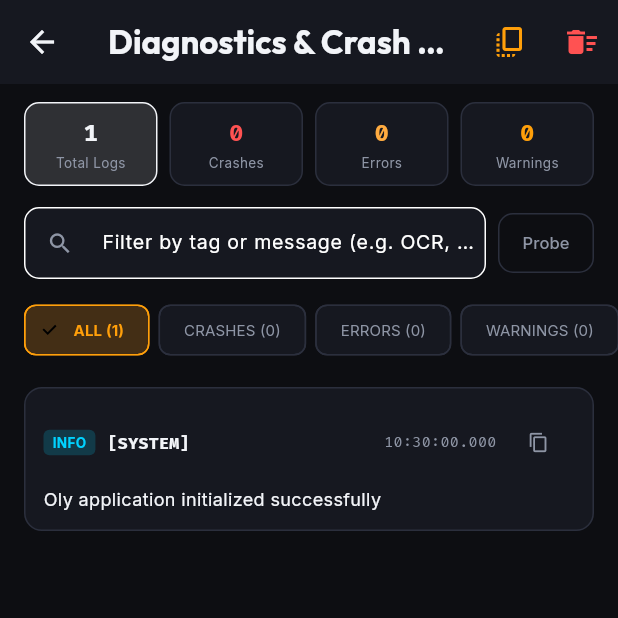
After one commit to drexel-ue/oly, a Flutter app: the CrashReportScreen screen opened directly, on a phone screen of 412 x 824 dp, the top half of it. The commit adds this screen. Run offline on Flutter 3.47's test engine with Material 3 defaults, Android fonts, the phone set to English and light mode, and no system bars; our stand-ins replace audioplayers, file_picker, fl_chart, flutter_local_notifications, flutter_timezone, google_fonts and 3 more; missing offline and left inert: google_mlkit_text_recognition, openfoodfacts; accounts and stored records are empty.

Commit message:
feat(diagnostics): add local logging, global crash interception, and system diagnostics screen

```diff
--- a/lib/main.dart
+++ b/lib/main.dart
@@ -1,3 +1,4 @@
+import 'dart:ui';
 import 'package:flutter/material.dart';
 import 'package:provider/provider.dart';
 import 'providers/body_comp_provider.dart';
@@ -17,6 +18,7 @@ import 'views/lifts_screen.dart';
 import 'views/max_test_screen.dart';
 import 'views/nutrition/nutrition_dashboard_screen.dart';
 import 'views/plate_calculator_screen.dart';
+import 'services/app_log_service.dart';
 import 'views/recovery_session_screen.dart';
 import 'views/splash_screen.dart';
 import 'views/warmup_session_screen.dart';
@@ -24,8 +26,34 @@ import 'views/workout_session_screen.dart';
 
 void main() async {
   WidgetsFlutterBinding.ensureInitialized();
+
+  // Initialize logging and crash reporting first
+  await AppLogService.instance.init();
+
+  // Global Flutter framework error hook
+  FlutterError.onError = (FlutterErrorDetails details) {
+    FlutterError.presentError(details);
+    AppLogService.instance.crash(
+      'FLUTTER_FRAMEWORK',
+      details.exceptionAsString(),
+      stackTrace: details.stack,
+    );
+  };
+
+  // Global uncaught asynchronous errors hook
+  PlatformDispatcher.instance.onError = (Object error, StackTrace stack) {
+    AppLogService.instance.crash(
+      'UNCAUGHT_ASYNC',
+      error.toString(),
+      stackTrace: stack,
+    );
+    return true; // prevent application from dying
+  };
+
   final storageService = await StorageService.init();
   await NotificationService().init();
+
+  AppLogService.instance.info('SYSTEM', 'Oly application initialized successfully');
 
   runApp(
     MultiProvider(
--- /dev/null
+++ b/lib/services/app_log_service.dart
@@ -0,0 +1,212 @@
+import 'dart:async';
+import 'dart:convert';
+import 'package:flutter/foundation.dart';
+import 'package:intl/intl.dart';
+import 'package:shared_preferences/shared_preferences.dart';
+
+enum LogLevel {
+  debug,
+  info,
+  warning,
+  error,
+  crash,
+}
+
+class LogEntry {
+  final DateTime timestamp;
+  final LogLevel level;
+  final String tag;
+  final String message;
+  final String? stackTrace;
+  final Map<String, dynamic>? metadata;
+
+  LogEntry({
+    required this.timestamp,
+    required this.level,
+    required this.tag,
+    required this.message,
+    this.stackTrace,
+    this.metadata,
+  });
+
+  String get formattedTime => DateFormat('HH:mm:ss.SSS').format(timestamp);
+  String get formattedDate => DateFormat('yyyy-MM-dd HH:mm:ss').format(timestamp);
+
+  Map<String, dynamic> toJson() {
+    return {
+      'timestamp': timestamp.toIso8601String(),
+      'level': level.name,
+      'tag': tag,
+      'message': message,
+      'stackTrace': stackTrace,
+      'metadata': metadata,
+    };
+  }
+
+  factory LogEntry.fromJson(Map<String, dynamic> json) {
+    return LogEntry(
+      timestamp: DateTime.tryParse(json['timestamp'] as String? ?? '') ?? DateTime.now(),
+      level: LogLevel.values.firstWhere(
+        (l) => l.name == json['level'],
+        orElse: () => LogLevel.info,
+      ),
+      tag: json['tag'] as String? ?? 'APP',
+      message: json['message'] as String? ?? '',
+      stackTrace: json['stackTrace'] as String?,
+      metadata: json['metadata'] as Map<String, dynamic>?,
+    );
+  }
+
+  @override
+  String toString() {
+    final buffer = StringBuffer('[$formattedTime] [${level.name.toUpperCase()}] [$tag] $message');
+    if (stackTrace != null && stackTrace!.isNotEmpty) {
+      buffer.write('\nStackTrace:\n$stackTrace');
+    }
+    return buffer.toString();
+  }
+}
+
+class AppLogService {
+  static final AppLogService instance = AppLogService._internal();
+  AppLogService._internal();
+
+  static const String _keyPersistentLogs = 'oly_persistent_crash_logs_v1';
+  static const int _maxInMemoryLogs = 250;
+  static const int _maxPersistentLogs = 50;
+
+  final List<LogEntry> _logs = [];
+  SharedPreferences? _prefs;
+  final _logStreamController = StreamController<LogEntry>.broadcast();
+
+  Stream<LogEntry> get logStream => _logStreamController.stream;
+  List<LogEntry> get logs => List.unmodifiable(_logs);
+
+  List<LogEntry> get crashAndErrorLogs =>
+      _logs.where((l) => l.level == LogLevel.crash || l.level == LogLevel.error).toList();
+
+  Future<void> init([SharedPreferences? prefs]) async {
+    _prefs = prefs ?? await SharedPreferences.getInstance();
+    _loadPersistentLogs();
+  }
+
+  void _loadPersistentLogs() {
+    if (_prefs == null) return;
+    try {
+      final jsonStr = _prefs!.getString(_keyPersistentLogs);
+      if (jsonStr != null && jsonStr.isNotEmpty) {
+        final List<dynamic> list = jsonDecode(jsonStr);
+        for (final item in list) {
+          _logs.add(LogEntry.fromJson(item as Map<String, dynamic>));
+        }
+        _logs.sort((a, b) => b.timestamp.compareTo(a.timestamp));
+      }
+    } catch (_) {}
+  }
+
+  Future<void> _savePersistentLogs() async {
+    if (_prefs == null) return;
+    try {
+      final persistent = _logs
+          .where((l) => l.level == LogLevel.crash || l.level == LogLevel.error || l.level == LogLevel.warning)
+          .take(_maxPersistentLogs)
+          .map((l) => l.toJson())
+          .toList();
+      await _prefs!.setString(_keyPersistentLogs, jsonEncode(persistent));
+    } catch (_) {}
+  }
+
+  void _addLog(LogEntry entry) {
+    _logs.insert(0, entry);
+    if (_logs.length > _maxInMemoryLogs) {
+      _logs.removeRange(_maxInMemoryLogs, _logs.length);
+    }
+    _logStreamController.add(entry);
+
+    // Print to console in debug mode
+    if (kDebugMode) {
+      debugPrint(entry.toString());
+    }
+
+    if (entry.level == LogLevel.crash || entry.level == LogLevel.error) {
+      _savePersistentLogs();
+    }
+  }
+
+  void debug(String tag, String message, {Map<String, dynamic>? meta}) {
+    _addLog(LogEntry(
+      timestamp: DateTime.now(),
+      level: LogLevel.debug,
+      tag: tag,
+      message: message,
+      metadata: meta,
+    ));
+  }
+
+  void info(String tag, String message, {Map<String, dynamic>? meta}) {
+    _addLog(LogEntry(
+      timestamp: DateTime.now(),
+      level: LogLevel.info,
+      tag: tag,
+      message: message,
+      metadata: meta,
+    ));
+  }
+
+  void warning(String tag, String message, {String? stackTrace, Map<String, dynamic>? meta}) {
+    _addLog(LogEntry(
+      timestamp: DateTime.now(),
+      level: LogLevel.warning,
+      tag: tag,
+      message: message,
+      stackTrace: stackTrace,
+      metadata: meta,
+    ));
+  }
+
+  void error(String tag, String message, {dynamic error, StackTrace? stackTrace, Map<String, dynamic>? meta}) {
+    _addLog(LogEntry(
+      timestamp: DateTime.now(),
+      level: LogLevel.error,
+      tag: tag,
+      message: '$message${error != null ? ' | Error: $error' : ''}',
+      stackTrace: stackTrace?.toString(),
+      metadata: meta,
+    ));
+  }
+
+  void crash(String tag, dynamic exception, {StackTrace? stackTrace, Map<String, dynamic>? meta}) {
+    _addLog(LogEntry(
+      timestamp: DateTime.now(),
+      level: LogLevel.crash,
+      tag: tag,
+      message: 'CRASH/UNCAUGHT: $exception',
+      stackTrace: stackTrace?.toString(),
+      metadata: meta,
+    ));
+  }
+
+  Future<void> clearLogs() async {
+    _logs.clear();
+    if (_prefs != null) {
+      await _prefs!.remove(_keyPersistentLogs);
+    }
+  }
+
+  String exportFullLogsText() {
+    final buffer = StringBuffer();
+    buffer.writeln('====================================');
+    buffer.writeln('OLY SYSTEM DIAGNOSTICS & CRASH REPORT');
+    buffer.writeln('Generated: ${DateTime.now().toIso8601String()}');
+    buffer.writeln('Total Log Entries: ${_logs.length}');
+    buffer.writeln('Total Crashes/Errors: ${crashAndErrorLogs.length}');
+    buffer.writeln('====================================\n');
+
+    for (final log in _logs) {
+      buffer.writeln(log.toString());
+      buffer.writeln('------------------------------------');
+    }
+
+    return buffer.toString();
+  }
+}
--- /dev/null
+++ b/lib/views/diagnostics/crash_report_screen.dart
@@ -0,0 +1,406 @@
+import 'package:flutter/material.dart';
+import 'package:flutter/services.dart';
+import 'package:google_fonts/google_fonts.dart';
+import '../../services/app_log_service.dart';
+import '../../theme/app_theme.dart';
+
+class CrashReportScreen extends StatefulWidget {
+  const CrashReportScreen({super.key});
+
+  @override
+  State<CrashReportScreen> createState() => _CrashReportScreenState();
+}
+
+class _CrashReportScreenState extends State<CrashReportScreen> {
+  LogLevel? _filterLevel;
+  String _searchQuery = '';
+  final TextEditingController _searchController = TextEditingController();
+
+  @override
+  void dispose() {
+    _searchController.dispose();
+    super.dispose();
+  }
+
+  void _copyAllLogs() {
+    final text = AppLogService.instance.exportFullLogsText();
+    Clipboard.setData(ClipboardData(text: text));
+    HapticFeedback.mediumImpact();
+    ScaffoldMessenger.of(context).showSnackBar(
+      const SnackBar(
+        content: Text('✓ Full diagnostics log copied to clipboard'),
+        backgroundColor: AppTheme.secondaryCyan,
+      ),
+    );
+  }
+
+  void _copySingleLog(LogEntry entry) {
+    Clipboard.setData(ClipboardData(text: entry.toString()));
+    HapticFeedback.lightImpact();
+    ScaffoldMessenger.of(context).showSnackBar(
+      SnackBar(
+        content: Text('✓ Copied [${entry.tag}] log to clipboard'),
+        backgroundColor: AppTheme.primaryAmber,
+        duration: const Duration(seconds: 1),
+      ),
+    );
+  }
+
+  Future<void> _clearLogs() async {
+    final confirm = await showDialog<bool>(
+      context: context,
+      builder: (ctx) => AlertDialog(
+        backgroundColor: AppTheme.surfaceCard,
+        title: Text('Clear System Logs?', style: GoogleFonts.outfit(color: AppTheme.textPrimary)),
+        content: Text(
+          'This will permanently delete all recorded log messages and crash reports from memory and local storage.',
+          style: GoogleFonts.inter(color: AppTheme.textSecondary),
+        ),
+        actions: [
+          TextButton(onPressed: () => Navigator.pop(ctx, false), child: const Text('Cancel')),
+          ElevatedButton(
+            onPressed: () => Navigator.pop(ctx, true),
+            style: ElevatedButton.styleFrom(backgroundColor: Colors.redAccent),
+            child: const Text('Clear All'),
+          ),
+        ],
+      ),
+    );
+
+    if (confirm == true) {
+      await AppLogService.instance.clearLogs();
+      setState(() {});
+      if (mounted) {
+        ScaffoldMessenger.of(context).showSnackBar(
+          const SnackBar(content: Text('✓ All logs cleared'), backgroundColor: AppTheme.primaryAmber),
+        );
+      }
+    }
+  }
+
+  void _triggerTestException() {
+    AppLogService.instance.error(
+      'DIAGNOSTICS_TEST',
+      'This is a user-initiated diagnostic test exception to verify error handling.',
+      error: 'TestException: Manual diagnostic probe triggered',
+      stackTrace: StackTrace.current,
+    );
+    setState(() {});
+  }
+
+  @override
+  Widget build(BuildContext context) {
+    final allLogs = AppLogService.instance.logs;
+    final filteredLogs = allLogs.where((log) {
+      if (_filterLevel != null && log.level != _filterLevel) return false;
+      if (_searchQuery.isNotEmpty) {
+        final q = _searchQuery.toLowerCase();
+        final matchTag = log.tag.toLowerCase().contains(q);
+        final matchMsg = log.message.toLowerCase().contains(q);
+        return matchTag || matchMsg;
+      }
+      return true;
+    }).toList();
+
+    final crashCount = allLogs.where((l) => l.level == LogLevel.crash).length;
+    final errorCount = allLogs.where((l) => l.level == LogLevel.error).length;
+    final warnCount = allLogs.where((l) => l.level == LogLevel.warning).length;
+
+    return Scaffold(
+      backgroundColor: AppTheme.darkBackground,
+      appBar: AppBar(
+        backgroundColor: AppTheme.surfaceCard,
+        elevation: 0,
+        title: Text(
+          'Diagnostics & Crash Logs',
+          style: GoogleFonts.outfit(fontWeight: FontWeight.bold, color: AppTheme.textPrimary),
+        ),
+        actions: [
+          IconButton(
+            icon: const Icon(Icons.copy_all, color: AppTheme.primaryAmber),
+            tooltip: 'Copy Full Log',
+            onPressed: _copyAllLogs,
+          ),
+          IconButton(
+            icon: const Icon(Icons.delete_sweep, color: Colors.redAccent),
+            tooltip: 'Clear Logs',
+            onPressed: _clearLogs,
+          ),
+        ],
+      ),
+      body: Column(
+        children: [
+          // Stat Overview Cards
+          Padding(
+            padding: const EdgeInsets.fromLTRB(16, 12, 16, 8),
+            child: Row(
+              children: [
+                _buildStatCard('Total Logs', '${allLogs.length}', AppTheme.textPrimary, null),
+                const SizedBox(width: 8),
+                _buildStatCard('Crashes', '$crashCount', Colors.redAccent, LogLevel.crash),
+                const SizedBox(width: 8),
+                _buildStatCard('Errors', '$errorCount', Colors.orangeAccent, LogLevel.error),
+                const SizedBox(width: 8),
+                _buildStatCard('Warnings', '$warnCount', AppTheme.primaryAmber, LogLevel.warning),
+              ],
+            ),
+          ),
+
+          // Search Bar
+          Padding(
+            padding: const EdgeInsets.symmetric(horizontal: 16, vertical: 6),
+            child: Row(
+              children: [
+                Expanded(
+                  child: TextField(
+                    controller: _searchController,
+                    style: GoogleFonts.inter(fontSize: 13, color: AppTheme.textPrimary),
+                    onChanged: (val) => setState(() => _searchQuery = val.trim()),
+                    decoration: InputDecoration(
+                      hintText: 'Filter by tag or message (e.g. OCR, WOD, Barcode)...',
+                      prefixIcon: const Icon(Icons.search, size: 18, color: AppTheme.textSecondary),
+                      suffixIcon: _searchQuery.isNotEmpty
+                          ? IconButton(
+                              icon: const Icon(Icons.clear, size: 16),
+                              onPressed: () {
+                                _searchController.clear();
+                                setState(() => _searchQuery = '');
+                              },
+                            )
+                          : null,
+                      filled: true,
+                      fillColor: AppTheme.surfaceCard,
+                      border: OutlineInputBorder(borderRadius: BorderRadius.circular(10), borderSide: BorderSide(color: AppTheme.borderColor)),
+                      contentPadding: const EdgeInsets.symmetric(vertical: 0),
+                    ),
+                  ),
+                ),
+                const SizedBox(width: 8),
+                OutlinedButton(
+                  onPressed: _triggerTestException,
+                  style: OutlinedButton.styleFrom(
+                    side: const BorderSide(color: AppTheme.borderColor),
+                    padding: const EdgeInsets.symmetric(horizontal: 10, vertical: 12),
+                    shape: RoundedRectangleBorder(borderRadius: BorderRadius.circular(10)),
+                  ),
+                  child: Text('Probe', style: GoogleFonts.inter(fontSize: 11, color: AppTheme.textSecondary)),
+                ),
+              ],
+            ),
+          ),
+
+          // Filter Level Badges
+          SingleChildScrollView(
+            scrollDirection: Axis.horizontal,
+            padding: const EdgeInsets.symmetric(horizontal: 16, vertical: 4),
+            child: Row(
+              children: [
+                _buildFilterChip('ALL (${allLogs.length})', null),
+                _buildFilterChip('CRASHES ($crashCount)', LogLevel.crash),
+                _buildFilterChip('ERRORS ($errorCount)', LogLevel.error),
+                _buildFilterChip('WARNINGS ($warnCount)', LogLevel.warning),
+                _buildFilterChip('INFO', LogLevel.info),
+                _buildFilterChip('DEBUG', LogLevel.debug),
+              ],
+            ),
+          ),
+
+          const SizedBox(height: 4),
+
+          // Logs List
+          Expanded(
+            child: filteredLogs.isEmpty
+                ? Center(
+                    child: Column(
+                      mainAxisSize: MainAxisSize.min,
+                      children: [
+                        const Icon(Icons.check_circle_outline, size: 48, color: AppTheme.successGreen),
+                        const SizedBox(height: 10),
+                        Text('No log entries match your filter', style: GoogleFonts.inter(color: AppTheme.textSecondary)),
+                      ],
+                    ),
+                  )
+                : ListView.separated(
+                    padding: const EdgeInsets.fromLTRB(16, 6, 16, 20),
+                    itemCount: filteredLogs.length,
+                    separatorBuilder: (_, __) => const SizedBox(height: 8),
+                    itemBuilder: (ctx, idx) => _buildLogCard(filteredLogs[idx]),
+                  ),
+          ),
+        ],
+      ),
+    );
+  }
+
+  Widget _buildStatCard(String label, String count, Color color, LogLevel? level) {
+    final isSelected = _filterLevel == level;
+    return Expanded(
+      child: InkWell(
+        onTap: () => setState(() => _filterLevel = (_filterLevel == level ? null : level)),
+        borderRadius: BorderRadius.circular(10),
+        child: Container(
+          padding: const EdgeInsets.symmetric(vertical: 8, horizontal: 4),
+          decoration: BoxDecoration(
+            color: isSelected ? color.withOpacity(0.15) : AppTheme.surfaceCard,
+            borderRadius: BorderRadius.circular(10),
+            border: Border.all(color: isSelected ? color : AppTheme.borderColor),
+          ),
+          child: Column(
+            children: [
+              Text(count, style: GoogleFonts.firaCode(fontSize: 16, fontWeight: FontWeight.bold, color: color)),
+              const SizedBox(height: 2),
+              Text(label, style: GoogleFonts.inter(fontSize: 9, color: AppTheme.textSecondary), maxLines: 1),
+            ],
+          ),
+        ),
+      ),
+    );
+  }
+
+  Widget _buildFilterChip(String label, LogLevel? level) {
+    final isSelected = _filterLevel == level;
+    return Padding(
+      padding: const EdgeInsets.only(right: 6),
+      child: ChoiceChip(
+        label: Text(label, style: GoogleFonts.inter(fontSize: 10, fontWeight: isSelected ? FontWeight.bold : FontWeight.normal)),
+        selected: isSelected,
+        selectedColor: AppTheme.primaryAmber.withOpacity(0.2),
+        backgroundColor: AppTheme.surfaceCard,
+        labelStyle: TextStyle(color: isSelected ? AppTheme.primaryAmber : AppTheme.textSecondary),
+        side: BorderSide(color: isSelected ? AppTheme.primaryAmber : AppTheme.borderColor),
+        onSelected: (sel) => setState(() => _filterLevel = sel ? level : null),
+      ),
+    );
+  }
+
+  Widget _buildLogCard(LogEntry entry) {
+    Color badgeColor;
+    switch (entry.level) {
+      case LogLevel.crash:
+        badgeColor = Colors.redAccent;
+        break;
+      case LogLevel.error:
+        badgeColor = Colors.orangeAccent;
+        break;
+      case LogLevel.warning:
+        badgeColor = AppTheme.primaryAmber;
+        break;
+      case LogLevel.info:
+        badgeColor = AppTheme.secondaryCyan;
+        break;
+      case LogLevel.debug:
+        badgeColor = Colors.grey;
+        break;
+    }
+
+    final hasStack = entry.stackTrace != null && entry.stackTrace!.isNotEmpty;
+
+    return Container(
+      decoration: BoxDecoration(
+        color: AppTheme.surfaceCard,
+        borderRadius: BorderRadius.circular(12),
+        border: Border.all(
+          color: entry.level == LogLevel.crash || entry.level == LogLevel.error
+              ? badgeColor.withOpacity(0.4)
+              : AppTheme.borderColor,
+        ),
+      ),
+      child: Material(
+        color: Colors.transparent,
+        borderRadius: BorderRadius.circular(12),
+        child: Padding(
+          padding: const EdgeInsets.all(12),
+          child: Column(
+            crossAxisAlignment: CrossAxisAlignment.start,
+            children: [
+              // Top Row: Level Badge + Tag + Timestamp + Copy Button
+              Row(
+                mainAxisAlignment: MainAxisAlignment.spaceBetween,
+                children: [
+                  Row(
+                    children: [
+                      Container(
+                        padding: const EdgeInsets.symmetric(horizontal: 6, vertical: 2),
+                        decoration: BoxDecoration(
+                          color: badgeColor.withOpacity(0.18),
+                          borderRadius: BorderRadius.circular(4),
+                        ),
+                        child: Text(
+                          entry.level.name.toUpperCase(),
+                          style: GoogleFonts.inter(fontSize: 9, fontWeight: FontWeight.bold, color: badgeColor),
+                        ),
+                      ),
+                      const SizedBox(width: 8),
+                      Text(
+                        '[${entry.tag}]',
+                        style: GoogleFonts.firaCode(fontSize: 11, fontWeight: FontWeight.bold, color: AppTheme.textPrimary),
+                      ),
+                    ],
+                  ),
+                  Row(
+                    children: [
+                      Text(
+                        entry.formattedTime,
+                        style: GoogleFonts.firaCode(fontSize: 10, color: AppTheme.textSecondary),
+                      ),
+                      const SizedBox(width: 4),
+                      IconButton(
+                        icon: const Icon(Icons.copy, size: 14, color: AppTheme.textSecondary),
+                        padding: EdgeInsets.zero,
+                        constraints: const BoxConstraints(),
+                        tooltip: 'Copy Log Entry',
+                        onPressed: () => _copySingleLog(entry),
+                      ),
+                    ],
+                  ),
+                ],
+              ),
+
+              const SizedBox(height: 6),
+
+              // Message
+              SelectableText(
+                entry.message,
+                style: GoogleFonts.inter(fontSize: 12, color: AppTheme.textPrimary, height: 1.3),
+              ),
+
+              // Stack Trace Expander (if present)
+              if (hasStack) ...[
+                const SizedBox(height: 8),
+                Theme(
+                  data: Theme.of(context).copyWith(dividerColor: Colors.transparent),
+                  child: Material(
+                    color: Colors.transparent,
+                    child: ExpansionTile(
+                      tilePadding: EdgeInsets.zero,
+                      childrenPadding: EdgeInsets.zero,
+                      dense: true,
+                      title: Text(
+                        'Stack Trace',
+                        style: GoogleFonts.inter(fontSize: 11, fontWeight: FontWeight.bold, color: Colors.redAccent),
+                      ),
+                      children: [
+                        Container(
+                          width: double.infinity,
+                          padding: const EdgeInsets.all(8),
+                          decoration: BoxDecoration(
+                            color: AppTheme.darkBackground,
+                            borderRadius: BorderRadius.circular(8),
+                          ),
+                          child: SelectableText(
+                            entry.stackTrace!,
+                            style: GoogleFonts.firaCode(fontSize: 10, color: Colors.red[200]),
+                          ),
+                        ),
+                      ],
+                    ),
+                  ),
+                ),
+              ],
+            ],
+          ),
+        ),
+      ),
+    );
+  }
+}
```
Also changed, not shown: lib/widgets/settings_modal.dart (+36 -0 lines), 1 other file.
